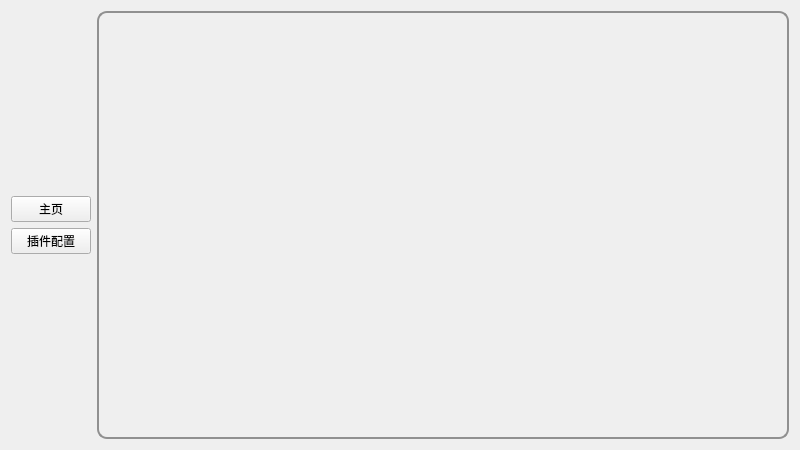
This is src/gui/mainwindow.ui in azazo1/campus-bot as Qt 5 draws it before an edit. The edited form follows.
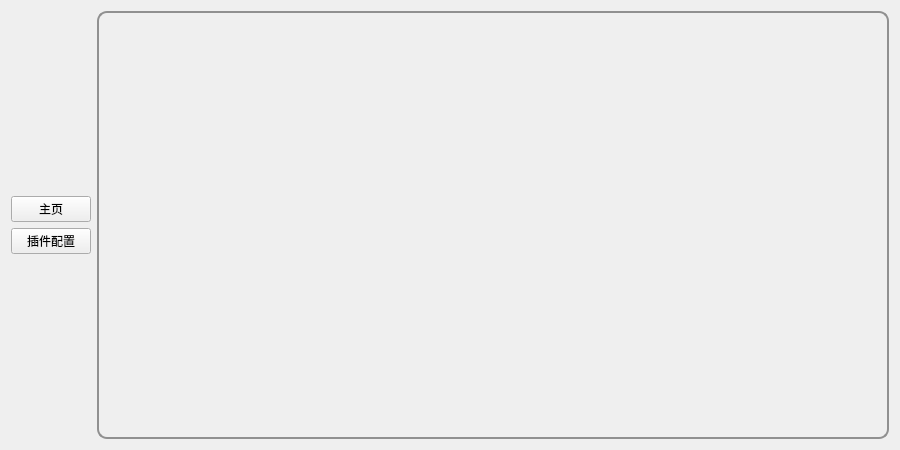
This is the edited form.

Patch:
```diff
--- a/src/gui/mainwindow.ui
+++ b/src/gui/mainwindow.ui
@@ -6,7 +6,7 @@
    <rect>
     <x>0</x>
     <y>0</y>
-    <width>800</width>
+    <width>900</width>
     <height>450</height>
    </rect>
   </property>
```
